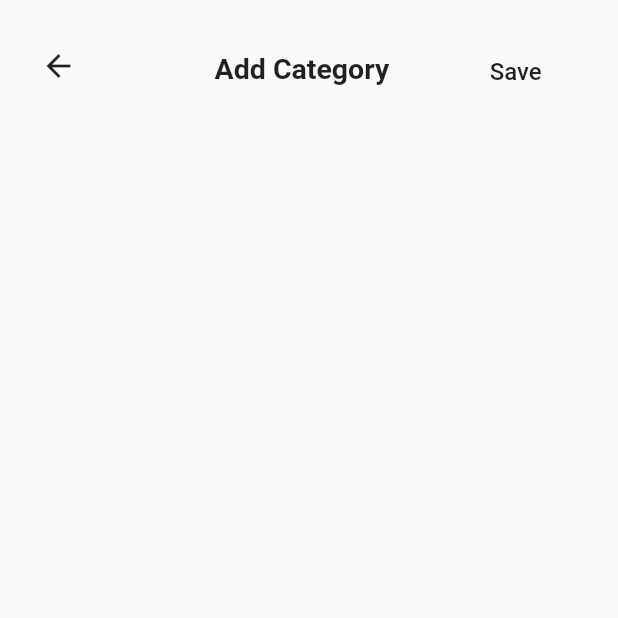
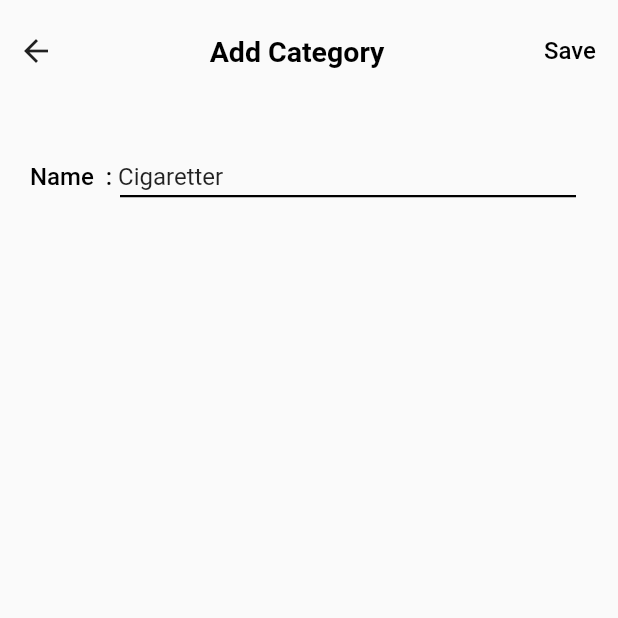
Before and after one commit to al-chakim/metlin, a Flutter app: the HomePage screen opened directly, after a tap on the "add" icon, on a phone screen of 412 x 824 dp, the top half of it. Run offline on Flutter 3.47's test engine with Material 2 defaults, Android fonts, the light colour scheme and no system bars.

Commit message:
finishing add page

```diff
--- a/simpan_app/lib/add.dart
+++ b/simpan_app/lib/add.dart
@@ -1,4 +1,5 @@
 import 'package:flutter/material.dart';
+import 'package:simpan_app/theme.dart';
 
 class AddCategory extends StatefulWidget {
   const AddCategory({ Key? key }) : super(key: key);
@@ -14,38 +15,56 @@ class _AddCategoryState extends State<AddCategory> {
       body: SafeArea(
         child: ListView(
           children: [
+            SizedBox(height: 10,),
             Row(
-              children: [
-                Padding(
-                  padding: const EdgeInsets.only(left: 15, top: 20),
-                  child: IconButton(
-                    onPressed: (){
-                      Navigator.pop(context);
-                    },
-                    icon: Icon(Icons.arrow_back)
+              mainAxisAlignment: MainAxisAlignment.spaceBetween,
+              children:[
+                IconButton(
+                  onPressed: (){},
+                  icon: Icon(
+                    Icons.arrow_back
+                  )
+                ),
+                //SizedBox(width: 1,),
+                Text(
+                  'Add Category',
+                  style: huruf4,
+                ),
+                TextButton(
+                  onPressed: (){},
+                  child: Text(
+                    'Save',
+                    style: huruf3,
+                  )
+                )
+              ],
+            ),
+            SizedBox(height: 50,),
+            Padding(
+              padding: const EdgeInsets.only(left: 20, right: 20),
+              child: Row(
+                children: [
+                  Text(
+                    'Name  : ',
+                    style: huruf3,
                   ),
-                ),
-              Padding(
-                padding: const EdgeInsets.only(left: 80, top: 23),
-                child: Text(
-                  'Add Category',
-                  style: TextStyle(
-                    fontWeight: FontWeight.w600,
-                    fontSize: 19
+                  Text(
+                    'Cigaretter',
+                    style: TextStyle(
+                      fontSize: 16,
+                      fontWeight: FontWeight.w400
+                    ),
                   ),
-                ),
+                ],
               ),
-              Padding(
-                padding: const EdgeInsets.only(left: 67, top: 28),
-                child: Text(
-                  'Save',
-                  style: TextStyle(
-                    fontWeight: FontWeight.w500,
-                    fontSize: 16
-                  ),
-                ),
-              )
-              ],
+            ),
+            SizedBox(height: 3,),
+            Divider(
+              color: satu,
+              indent: 80,
+              endIndent: 28,
+              height: 1.5,
+              thickness: 1.5,
             )
           ],
         ),
--- a/simpan_app/lib/home.dart
+++ b/simpan_app/lib/home.dart
@@ -1,5 +1,6 @@
 import 'package:flutter/material.dart';
 import 'package:simpan_app/add.dart';
+import 'package:simpan_app/theme.dart';
 
 class HomePage extends StatefulWidget {
   const HomePage({ Key? key }) : super(key: key);
@@ -39,17 +40,21 @@ class _HomePageState extends State<HomePage> {
               Icon(
                 Icons.file_present_sharp,
                 color: Colors.white,
-                size: 28,
+                size: 30,
               ),
               SizedBox(width: 13),
               Text(
                 title,
-                style: TextStyle(
-                  color: Colors.white,
-                  fontSize: 19,
-                  fontWeight: FontWeight.w500
-                ),
-              )
+                style: huruf2
+              ),
+              // IconButton(
+              //   onPressed: (){},
+              //   icon: Icon(
+              //     Icons.more_vert,
+              //     size: 28,
+              //     color: dua,
+              //   )
+              // ),
             ],
           ),
         ),
--- a/simpan_app/lib/start.dart
+++ b/simpan_app/lib/start.dart
@@ -1,5 +1,6 @@
 import 'package:flutter/material.dart';
 import 'package:simpan_app/home.dart';
+import 'package:simpan_app/theme.dart';
 
 class Started extends StatefulWidget {
   const Started({ Key? key }) : super(key: key);
@@ -41,15 +42,11 @@ class _StartedState extends State<Started> {
                 SizedBox(height: 50),
                 Text(
                   'keep your data safe and',
-                  style: TextStyle(
-                    fontSize: 16
-                  ),
+                  style: huruf1
                 ),
                 Text(
                   'neat so it`s easy to manage',
-                  style: TextStyle(
-                    fontSize: 16
-                  ),
+                  style: huruf1
                 ),
                 SizedBox(height: 100),
                 FloatingActionButton.extended(
--- /dev/null
+++ b/simpan_app/lib/theme.dart
@@ -0,0 +1,28 @@
+import 'package:flutter/material.dart';
+
+Color satu = Color(0xff000000);
+Color dua = Color(0xffFFFFFF);
+
+TextStyle huruf1 = TextStyle(
+  //color: satu
+  fontSize: 16,
+  fontWeight: FontWeight.w500
+);
+
+TextStyle huruf2 = TextStyle(
+  color: dua,
+  fontSize: 19,
+  fontWeight: FontWeight.w500
+);
+
+TextStyle huruf3 = TextStyle(
+  color: satu,
+  fontSize: 16,
+  fontWeight: FontWeight.w500
+);
+
+TextStyle huruf4 = TextStyle(
+  color: satu,
+  fontSize: 19,
+  fontWeight: FontWeight.w600
+);
```
